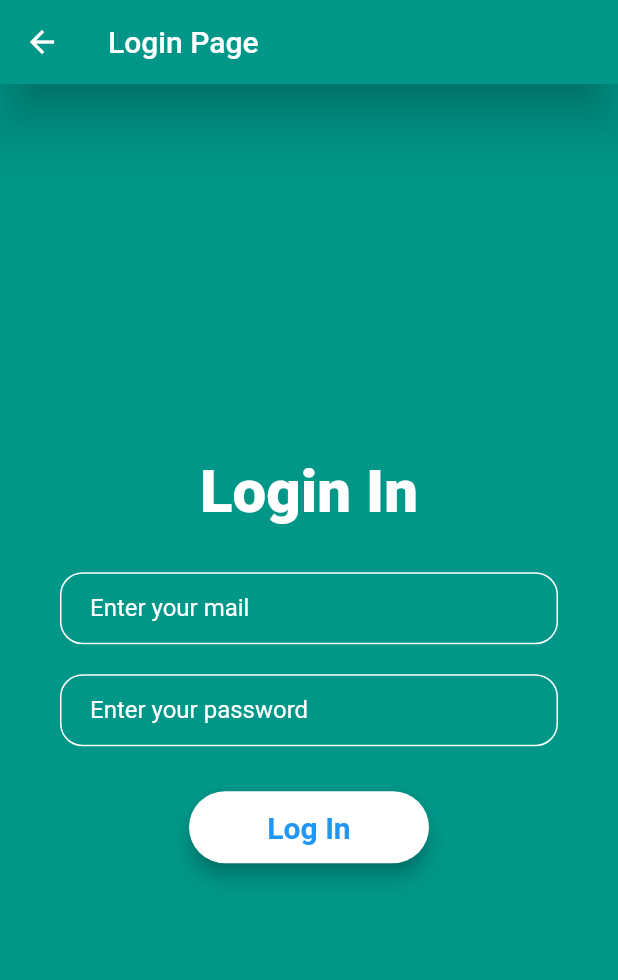
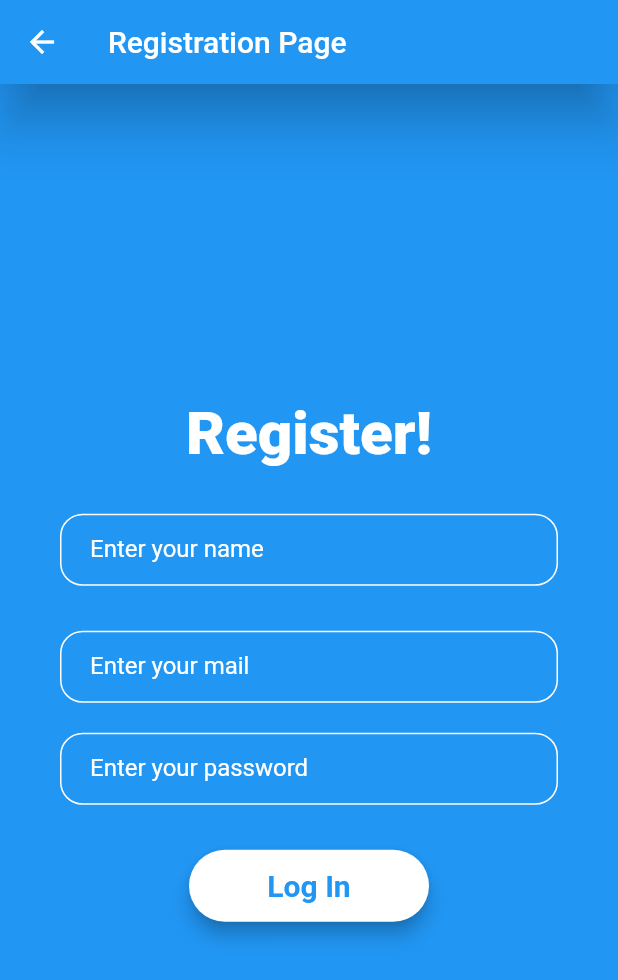
Before and after one commit to naren951/find-your-tutor, a Flutter app: the RegistrationScreen screen opened directly, on a phone screen of 412 x 824 dp. Shown: the top 980 px of the screen. Run offline on Flutter 3.47's test engine with Material 2 defaults, Android fonts, the phone set to English and light mode, and no system bars; drawn by our look-alikes of modal_progress_hud_nsn.

Commit message:
Login and Reg screen modified

```diff
--- a/lib/screens/login_page.dart
+++ b/lib/screens/login_page.dart
@@ -20,9 +20,9 @@ class _LoginScreenState extends State<LoginScreen> {
       appBar: AppBar(
         elevation: 15.0,
         title: Text("Login Page"),
-        backgroundColor: Colors.teal,
+        backgroundColor: Colors.blue,
       ),
-      backgroundColor: Colors.teal,
+      backgroundColor: Colors.blue,
       body: ModalProgressHUD(
         inAsyncCall: showSpinner,
         opacity: 0.4,
--- a/lib/screens/registration_page.dart
+++ b/lib/screens/registration_page.dart
@@ -14,15 +14,18 @@ class _RegistrationScreenState extends State<RegistrationScreen> {
   bool showSpinner = false;
   final _emailController = TextEditingController();
   final _passwordController = TextEditingController();
+  final _nameController = TextEditingController();
+  final _roleSelected = TextEditingController();
+  String? roleSelected;
   @override
   Widget build(BuildContext context) {
     return Scaffold(
       appBar: AppBar(
         elevation: 15.0,
-        title: Text("Login Page"),
-        backgroundColor: Colors.teal,
+        title: Text("Registration Page"),
+        backgroundColor: Colors.blue,
       ),
-      backgroundColor: Colors.teal,
+      backgroundColor: Colors.blue,
       body: ModalProgressHUD(
         inAsyncCall: showSpinner,
         opacity: 0.4,
@@ -38,13 +41,26 @@ class _RegistrationScreenState extends State<RegistrationScreen> {
                 children: <Widget>[
                   Center(
                     child: Text(
-                      "Login In",
+                      "Register!",
                       style: TextStyle(
                         color: Colors.white,
                         fontSize: 40.0,
                         fontWeight: FontWeight.w800,
                       ),
                     ),
+                  ),
+                  SizedBox(
+                    height: 30.0,
+                  ),
+                  TextField(
+                    controller: _nameController,
+                    textAlign: TextAlign.center,
+                    keyboardType: TextInputType.name,
+                    decoration: kTextFieldDecoration.copyWith(
+                        labelText: "Enter your name",
+                        labelStyle: TextStyle(
+                          color: Colors.white,
+                        )),
                   ),
                   SizedBox(
                     height: 30.0,
@@ -97,3 +113,5 @@ class _RegistrationScreenState extends State<RegistrationScreen> {
     );
   }
 }
+
+List<String> role = ["Student", "Tutor"];
--- a/pubspec.yaml
+++ b/pubspec.yaml
@@ -29,6 +29,7 @@ dependencies:
   # Use with the CupertinoIcons class for iOS style icons.
   cupertino_icons: ^1.0.2
   modal_progress_hud_nsn: ^0.1.0-nullsafety-1
+
 
 dev_dependencies:
   flutter_test:
```
